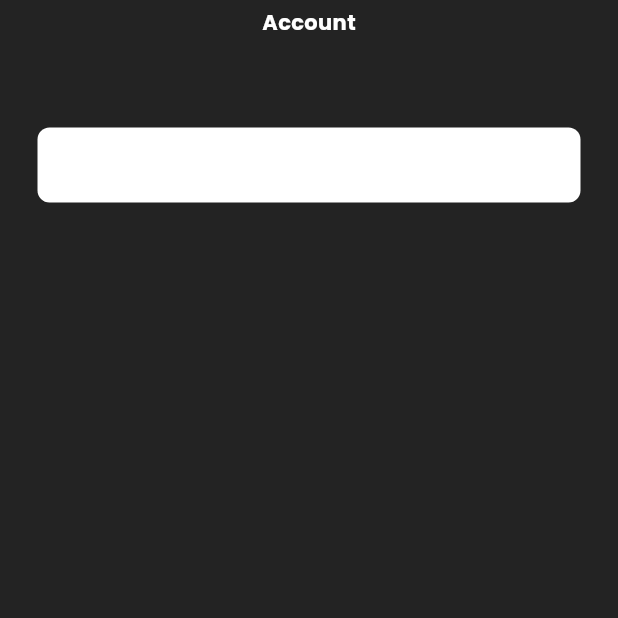
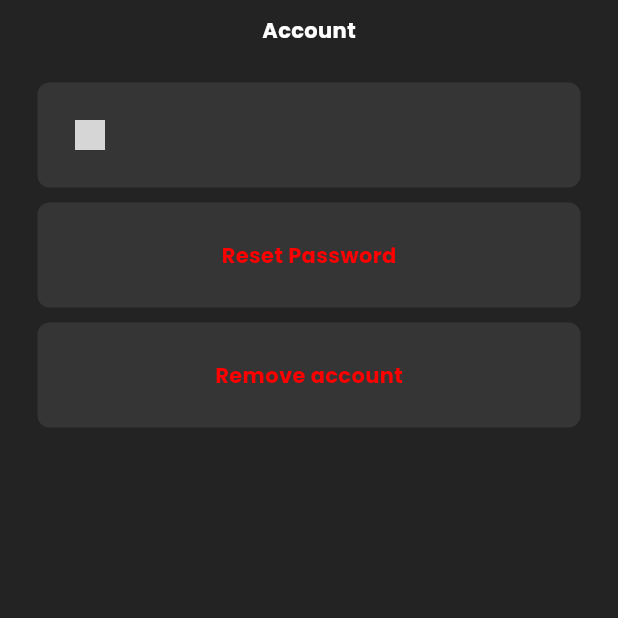
Before and after one commit to Kemilab/AniRate, a Flutter app: the ProfilePage screen opened directly, on a phone screen of 412 x 824 dp, the top half of it. Run offline on Flutter 3.47's test engine with Material 3 defaults, Android fonts, the light colour scheme and no system bars; our stand-ins replace animated_splash_screen, firebase_auth, firebase_core, flutter_svg, google_fonts, google_sign_in and 1 more; accounts and stored records are empty; network calls fail; grey boxes are pictures that could not be loaded.

Commit message:
Updated profile page

```diff
--- a/ani_rate/lib/pages/home.dart
+++ b/ani_rate/lib/pages/home.dart
@@ -13,13 +13,6 @@ class MyHomeScreen extends StatefulWidget {
 }
 
 class _MyHomeScreenState extends State<MyHomeScreen> {
-  final user = FirebaseAuth.instance.currentUser!;
-
-  // Sign user out
-  void signUserOut() {
-    FirebaseAuth.instance.signOut();
-  }
-
   final TextEditingController searchController = TextEditingController();
 
   List<top_rating_model> topRatings = [];
@@ -164,9 +157,6 @@ class _MyHomeScreenState extends State<MyHomeScreen> {
           ),
         ),
       ),
-      actions: [
-        IconButton(onPressed: signUserOut, icon: Icon(Icons.logout)),
-      ],
     );
   }
 }
--- a/ani_rate/lib/pages/profile_page.dart
+++ b/ani_rate/lib/pages/profile_page.dart
@@ -1,11 +1,31 @@
 import 'package:firebase_auth/firebase_auth.dart';
-import 'package:firebase_core/firebase_core.dart';
 import 'package:flutter/material.dart';
-import 'package:flutter/widgets.dart';
 import 'package:google_fonts/google_fonts.dart';
 
-class ProfilePage extends StatelessWidget {
+class ProfilePage extends StatefulWidget {
   ProfilePage({super.key});
+
+  @override
+  State<ProfilePage> createState() => _ProfilePageState();
+}
+
+class _ProfilePageState extends State<ProfilePage> {
+  final currentUser = FirebaseAuth.instance.currentUser!;
+  bool resetPasswordSuccess = false;
+
+  void resetPassword() async {
+    await FirebaseAuth.instance
+        .sendPasswordResetEmail(email: currentUser.email!);
+    setState(() {
+      resetPasswordSuccess = true;
+    });
+  }
+
+  void deleteUser() async {
+    //await currentUser.delete();
+    FirebaseAuth.instance.signOut();
+  }
+
   @override
   Widget build(BuildContext context) {
     return Scaffold(
@@ -13,7 +33,7 @@ class ProfilePage extends StatelessWidget {
       body: Stack(
         children: [
           Positioned(
-              top: 5.0, // Top position set to 0.0
+              top: 10.0, // Top position set to 0.0
               left: 0.0, // Left position set to 0.0
               right: 0.0, // Right position set to 0.0 (stretch to full width)
               height: 18.0, // Adjust height as needed
@@ -28,21 +48,96 @@ class ProfilePage extends StatelessWidget {
                 ),
               )),
           Positioned(
-            top: 80.0,
+            top: 50.0,
             left: 0.0,
             right: 0.0,
             bottom: 0.0,
-            child: Column(
-              crossAxisAlignment: CrossAxisAlignment.center,
+            child: ListView(
               children: [
                 Container(
+                  height: 70,
                   decoration: BoxDecoration(
-                      color: Colors.white,
+                      color: const Color.fromARGB(176, 63, 61, 61),
                       borderRadius: BorderRadius.circular(8)),
-                  margin: EdgeInsets.only(top: 5, left: 25, right: 25),
-                  padding: EdgeInsets.all(25),
-                  child: const Row(
-                    children: [],
+                  margin: const EdgeInsets.only(top: 5, left: 25, right: 25),
+                  padding: const EdgeInsets.all(25),
+                  child: Row(
+                    children: [
+                      Container(
+                        width: 20,
+                        height: 20,
+                        decoration: const BoxDecoration(
+                            shape: BoxShape.circle,
+                            image: DecorationImage(
+                                image: NetworkImage(
+                                    "https://www.woolha.com/media/2020/03/eevee.png"),
+                                fit: BoxFit.fill)),
+                      ),
+                      Padding(
+                        padding: const EdgeInsets.only(left: 20),
+                        child: Text(
+                          currentUser.email!,
+                          textAlign: TextAlign.center,
+                          style: GoogleFonts.poppins(
+                              textStyle: const TextStyle(
+                            color: Color.fromARGB(255, 82, 81, 81),
+                            fontWeight: FontWeight.w700,
+                          )),
+                        ),
+                      )
+                    ],
+                  ),
+                ),
+                GestureDetector(
+                  onTap: resetPassword,
+                  child: Container(
+                    height: 70,
+                    decoration: BoxDecoration(
+                        color: const Color.fromARGB(176, 63, 61, 61),
+                        borderRadius: BorderRadius.circular(8)),
+                    margin: const EdgeInsets.only(top: 10, left: 25, right: 25),
+                    padding: const EdgeInsets.all(25),
+                    child: Row(
+                      mainAxisAlignment: MainAxisAlignment.center,
+                      children: [
+                        Text(
+                          "Reset Password",
+                          style: GoogleFonts.poppins(
+                            textStyle: TextStyle(
+                              color: resetPasswordSuccess
+                                  ? const Color.fromARGB(255, 94, 255, 0)
+                                  : const Color.fromARGB(255, 255, 0, 0),
+                              fontWeight: FontWeight.w700,
+                            ),
+                          ),
+                        ),
+                      ],
+                    ),
+                  ),
+                ),
+                GestureDetector(
+                  onTap: deleteUser,
+                  child: Container(
+                    height: 70,
+                    decoration: BoxDecoration(
+                        color: const Color.fromARGB(176, 63, 61, 61),
+                        borderRadius: BorderRadius.circular(8)),
+                    margin: const EdgeInsets.only(top: 10, left: 25, right: 25),
+                    padding: const EdgeInsets.all(25),
+                    child: Row(
+                      mainAxisAlignment: MainAxisAlignment.center,
+                      children: [
+                        Text(
+                          "Remove account",
+                          style: GoogleFonts.poppins(
+                            textStyle: const TextStyle(
+                              color: Color.fromARGB(255, 255, 0, 0),
+                              fontWeight: FontWeight.w700,
+                            ),
+                          ),
+                        ),
+                      ],
+                    ),
                   ),
                 ),
               ],
```
